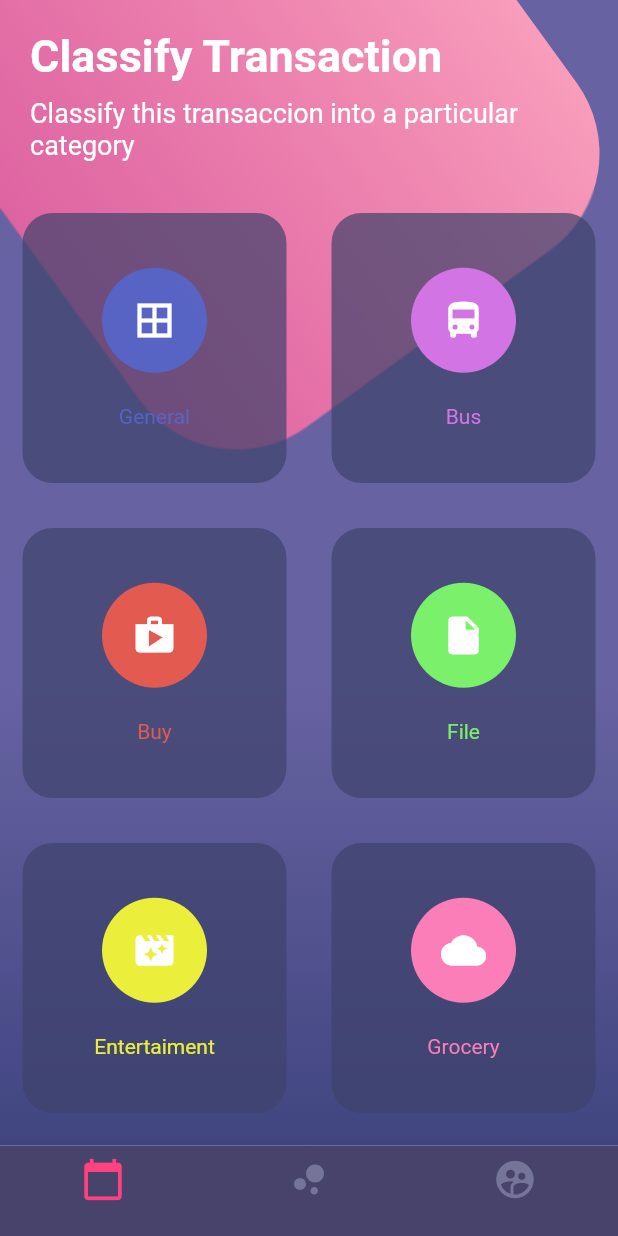
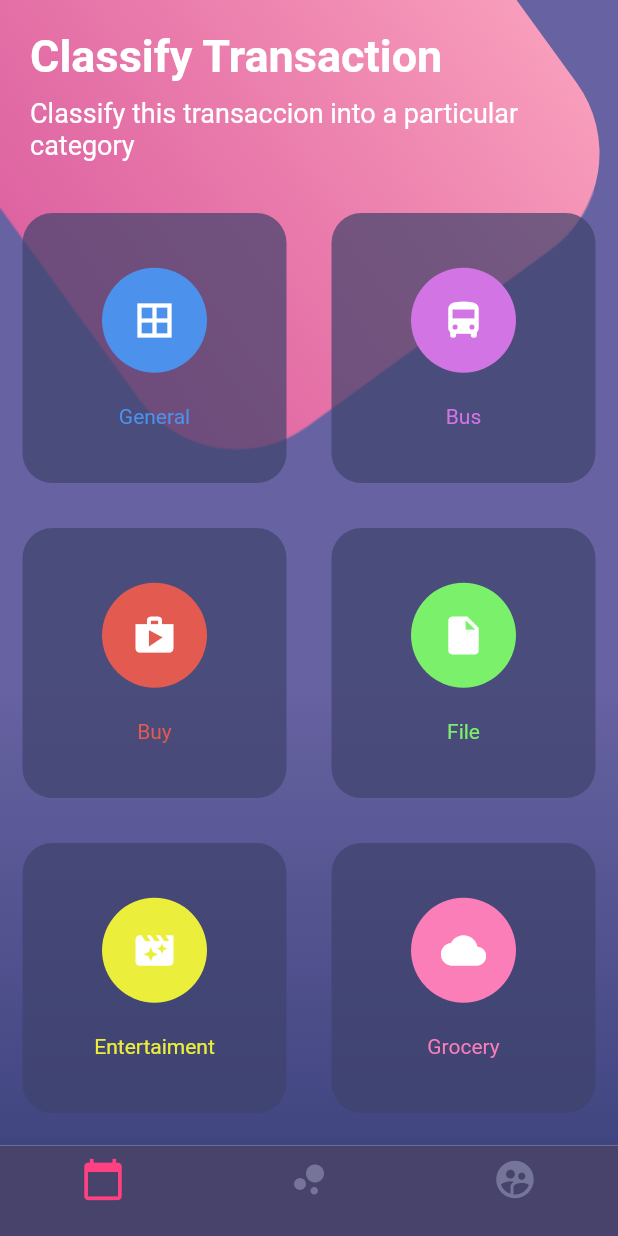
Before and after one commit to AbigailTurriza24/disenoss-master, a Flutter app: the screen it shows after launch, on a phone screen of 412 x 824 dp. Run offline on Flutter 3.47's test engine with Material 2 defaults, Android fonts, the phone set to English and light mode, and no system bars.

Commit message:
commit color icons

```diff
--- a/lib/src/pages/botones_page.dart
+++ b/lib/src/pages/botones_page.dart
@@ -126,7 +126,7 @@ class BotonesPage extends StatelessWidget {
         TableRow(
           children: [
             _crearBotonRedondeado(
-                Color.fromARGB(221, 85, 103, 206), Icons.border_all, 'General'),
+                Color.fromARGB(255, 76, 145, 235), Icons.border_all, 'General'),
             _crearBotonRedondeado(Color.fromARGB(255, 211, 116, 228),
                 Icons.directions_bus, 'Bus'),
           ],
```
